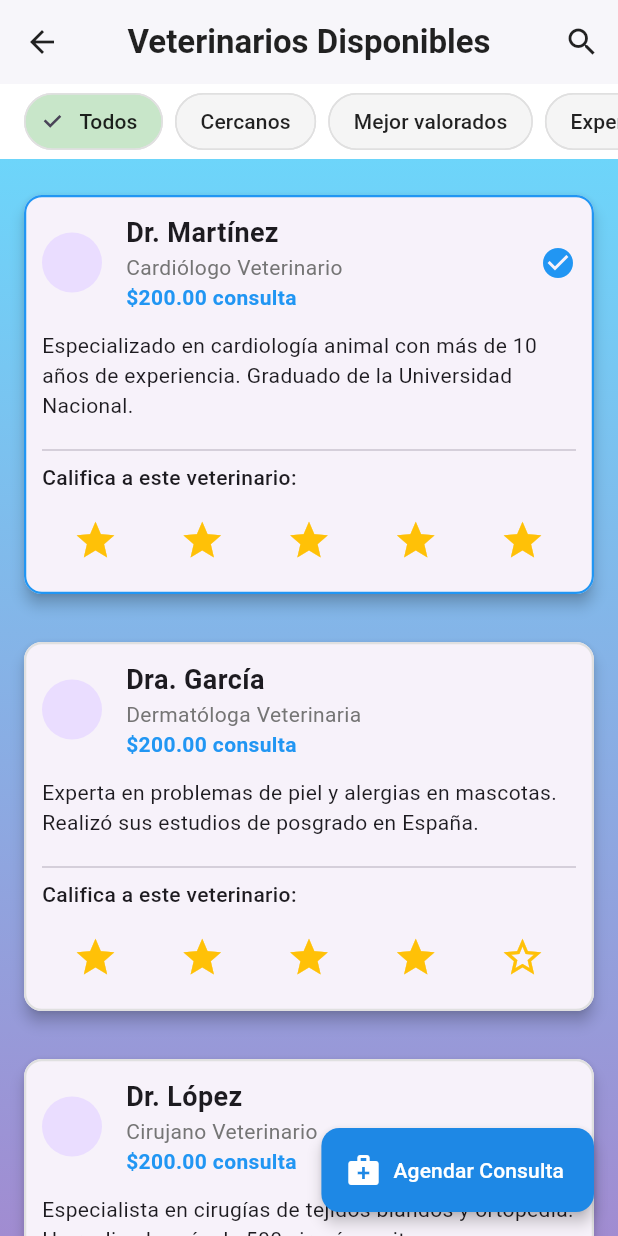
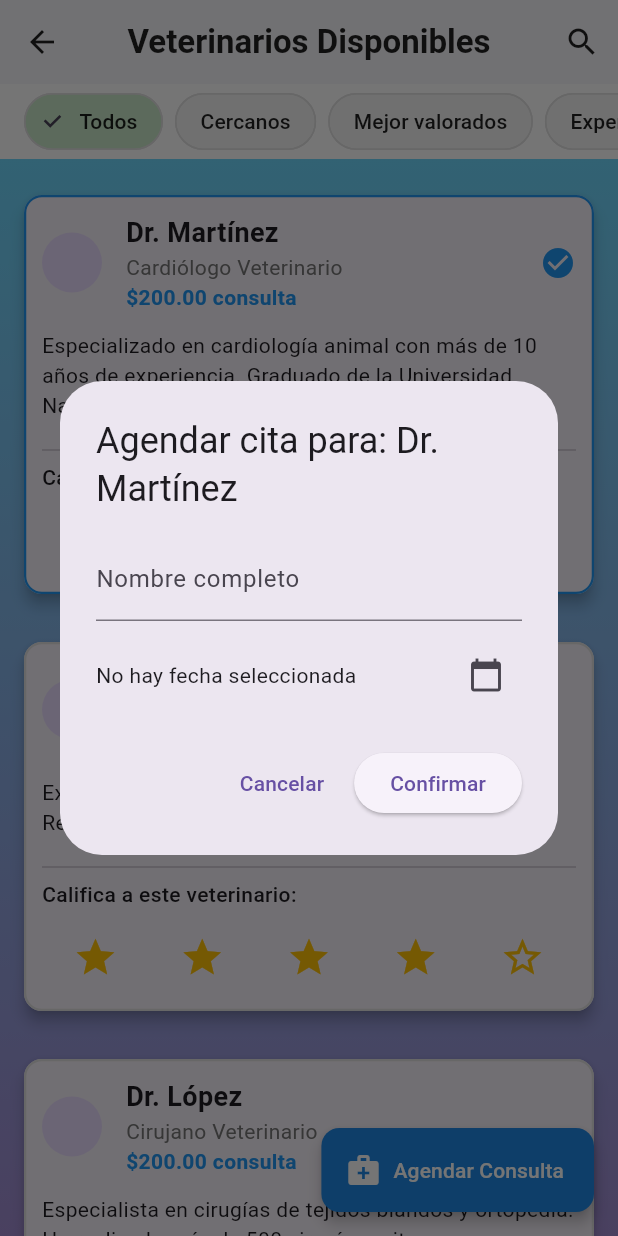
Before and after one commit to ortiz117/PetsGo, a Flutter app: the VeterinariosFunctionScreen screen opened directly, after a tap on "Dr. Martínez", after a tap on "Agendar Consulta", on a phone screen of 412 x 824 dp. Run offline on Flutter 3.47's test engine with Material 3 defaults, Android fonts, the light colour scheme and no system bars; our stand-ins replace flutter_native_splash.

Commit message:
Se agrego la funcionalidad de poder hacer citas en todas las vistas que lo requerian

```diff
--- /dev/null
+++ b/lib/Widgets/agendar_cita_dialog.dart
@@ -0,0 +1,86 @@
+import 'package:flutter/material.dart';
+
+class AgendarCitaDialog extends StatefulWidget {
+  final String paquete;
+
+  const AgendarCitaDialog({super.key, required this.paquete});
+
+  @override
+  State<AgendarCitaDialog> createState() => _AgendarCitaDialogState();
+}
+
+class _AgendarCitaDialogState extends State<AgendarCitaDialog> {
+  DateTime? _fechaSeleccionada;
+  final TextEditingController _nombreController = TextEditingController();
+
+  @override
+  Widget build(BuildContext context) {
+    return AlertDialog(
+      title: Text('Agendar cita para: ${widget.paquete}'),
+      content: Column(
+        mainAxisSize: MainAxisSize.min,
+        children: [
+          TextField(
+            controller: _nombreController,
+            decoration: const InputDecoration(labelText: 'Nombre completo'),
+          ),
+          const SizedBox(height: 12),
+          Row(
+            children: [
+              Expanded(
+                child: Text(
+                  _fechaSeleccionada != null
+                      ? 'Fecha: ${_fechaSeleccionada!.day}/${_fechaSeleccionada!.month}/${_fechaSeleccionada!.year}'
+                      : 'No hay fecha seleccionada',
+                ),
+              ),
+              IconButton(
+                icon: const Icon(Icons.calendar_today),
+                onPressed: () async {
+                  final DateTime? fecha = await showDatePicker(
+                    context: context,
+                    initialDate: DateTime.now().add(const Duration(days: 1)),
+                    firstDate: DateTime.now(),
+                    lastDate: DateTime.now().add(const Duration(days: 365)),
+                  );
+                  if (fecha != null) {
+                    setState(() {
+                      _fechaSeleccionada = fecha;
+                    });
+                  }
+                },
+              ),
+            ],
+          ),
+        ],
+      ),
+      actions: [
+        TextButton(
+          child: const Text('Cancelar'),
+          onPressed: () => Navigator.pop(context),
+        ),
+        ElevatedButton(
+          child: const Text('Confirmar'),
+          onPressed: () {
+            if (_nombreController.text.isEmpty || _fechaSeleccionada == null) {
+              ScaffoldMessenger.of(context).showSnackBar(
+                const SnackBar(content: Text('Completa todos los campos')),
+              );
+              return;
+            }
+
+            Navigator.pop(context); // Cierra el diálogo
+
+            ScaffoldMessenger.of(context).showSnackBar(
+              SnackBar(
+                content: Text(
+                  'Cita agendada para ${_nombreController.text} el ${_fechaSeleccionada!.day}/${_fechaSeleccionada!.month}/${_fechaSeleccionada!.year}',
+                ),
+              ),
+            );
+          },
+        ),
+      ],
+    );
+  }
+}
--- a/lib/presentation/screens/VeterinariosFunctionScreen.dart
+++ b/lib/presentation/screens/VeterinariosFunctionScreen.dart
@@ -2,6 +2,7 @@ import 'package:flutter/material.dart';
 import 'package:pets_go/Models/Generic_Card.dart';
 import 'package:pets_go/Models/Veterinario.dart';
 import 'package:pets_go/Widgets/FilterGeneric.dart';
+import 'package:pets_go/Widgets/agendar_cita_dialog.dart';
 
 class VeterinariosFunctionScreen extends StatefulWidget {
   const VeterinariosFunctionScreen({super.key});
@@ -135,7 +136,17 @@ class _VeterinariosFunctionState extends State<VeterinariosFunctionScreen> {
                   borderRadius: BorderRadius.circular(12),
                 ),
                 onPressed: () {
-                  // Acción para agendar consulta
+                  showDialog(
+                    context: context,
+                    builder:
+                        (context) => AgendarCitaDialog(
+                          paquete:
+                              selectedVeterinarioIndex != null
+                                  ? veterinarios[selectedVeterinarioIndex!]
+                                      .nombre
+                                  : 'Veterinario',
+                        ),
+                  );
                 },
               )
               : null,
```
Also changed, not shown: lib/presentation/screens/PaseadoresFunctionScreen.dart (+13 -1 lines), lib/presentation/screens/ServiciosFunebresScreen.dart (+15 -5 lines), lib/presentation/screens/SpaFunctionScreen.dart (+11 -3 lines).
